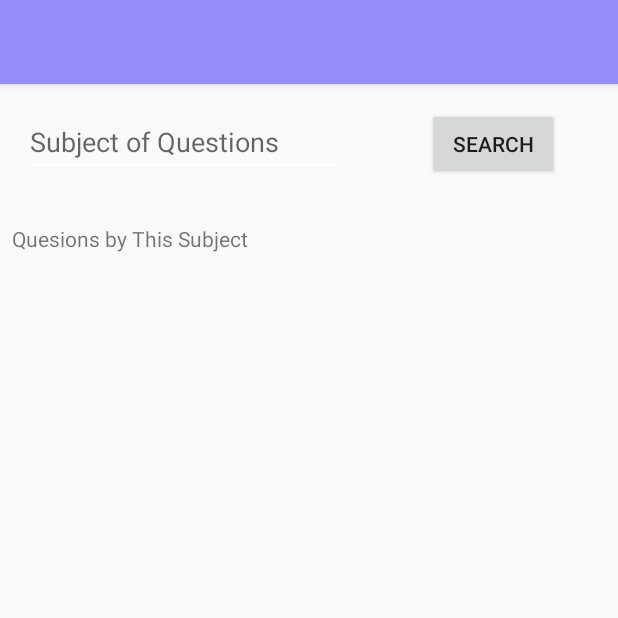
After one commit to akassian/eduSOS, an Android app: the AnswerQuestionActivity1 screen opened directly, with no data from a screen before it, on a phone screen of 412 x 824 dp, the top half of it. The commit adds this screen. Run offline under Robolectric (Android 15) with nearby library versions, the phone set to English and light mode, and no system bars; our stand-ins replace Firebase (no records; nobody signed in at launch, a user with empty details on screens opened directly); Roboto replaces fonts that are not available here.

```diff
--- a/app/build.gradle
+++ b/app/build.gradle
@@ -37,8 +37,4 @@ dependencies {
     implementation 'com.google.android.gms:play-services-auth:16.0.1'
 
 
-
-
-
-
 }
--- a/app/src/main/AndroidManifest.xml
+++ b/app/src/main/AndroidManifest.xml
@@ -10,7 +10,9 @@
         android:roundIcon="@mipmap/ic_launcher_round"
         android:supportsRtl="true"
         android:theme="@style/AppTheme">
-        <activity android:name=".QuestionSearchResultActivity"></activity>
+        <activity android:name=".AnswerQuestionActivity"></activity>
+        <activity android:name=".AnswerQuestionActivity1" />
+        <activity android:name=".QuestionSearchResultActivity" />
         <activity android:name=".PostQuestionActivity" />
         <activity android:name=".AskExpertActivity" />
         <activity android:name=".MainActivity">
--- /dev/null
+++ b/app/src/main/java/com/example/edusos/AnswerQuestionActivity1.java
@@ -0,0 +1,75 @@
+package com.example.edusos;
+
+import androidx.annotation.NonNull;
+import androidx.appcompat.app.AppCompatActivity;
+
+import android.os.Bundle;
+import android.view.View;
+import android.widget.Button;
+import android.widget.EditText;
+import android.widget.Toast;
+
+import com.google.firebase.database.DataSnapshot;
+import com.google.firebase.database.DatabaseError;
+import com.google.firebase.database.DatabaseReference;
+import com.google.firebase.database.FirebaseDatabase;
+import com.google.firebase.database.ValueEventListener;
+
+import java.util.ArrayList;
+
+public class AnswerQuestionActivity1 extends AppCompatActivity {
+    ArrayList<Question> allQuestions;
+    DatabaseReference dbQuestion;
+    private EditText subjectInput;
+    private Button subjectButton;
+
+    @Override
+    protected void onCreate(Bundle savedInstanceState) {
+        super.onCreate(savedInstanceState);
+        setContentView(R.layout.activity_answer_question1);
+        subjectInput = (EditText) findViewById(R.id.subjectInput);
+        subjectButton = (Button) findViewById(R.id.subjectButton);
+
+        subjectButton.setOnClickListener(new View.OnClickListener() {
+            @Override
+            public void onClick(View v) {
+                String subjectText = subjectInput.getText().toString().trim().toLowerCase();
+                searchQuestion(subjectText);
+            }
+        });
+
+        dbQuestion = FirebaseDatabase.getInstance().getReference("question");
+        dbQuestion.addValueEventListener(new ValueEventListener() {
+            @Override
+            public void onDataChange(@NonNull DataSnapshot dataSnapshot) {
+                if (dataSnapshot.exists()) {
+                    allQuestions = new ArrayList<>();
+                    for (DataSnapshot ds : dataSnapshot.getChildren()) {
+                        Question question = ds.getValue(Question.class);
+                        allQuestions.add(question);
+                    }
+//                    QuestionSearchAdapterClass questionSearchAdapterClass = new QuestionSearchAdapterClass(allQuestions);
+//                    openQuestionSearchResultActivity(questionSearchAdapterClass);
+                }
+            }
+
+            @Override
+            public void onCancelled(@NonNull DatabaseError databaseError) {
+                Toast.makeText(AnswerQuestionActivity1.this, databaseError.getMessage(), Toast.LENGTH_SHORT).show();
+            }
+        });
+    }
+
+        private void searchQuestion(String subjectText) {
+            ArrayList<Question> matchedQuestions = new ArrayList<>();
+            for (Question question: allQuestions) {
+                Boolean match = Boolean.FALSE;
+                if (question.getSubject().toLowerCase().contains(subjectText) || question.getQuestion().toLowerCase().contains(subjectText)) {
+                    matchedQuestions.add(question);
+                    //match = Boolean.TRUE;
+                }
+
+            }
+        }
+
+    }
--- /dev/null
+++ b/app/src/main/res/layout/activity_answer_question1.xml
@@ -0,0 +1,61 @@
+<?xml version="1.0" encoding="utf-8"?>
+<androidx.constraintlayout.widget.ConstraintLayout xmlns:android="http://schemas.android.com/apk/res/android"
+    xmlns:app="http://schemas.android.com/apk/res-auto"
+    xmlns:tools="http://schemas.android.com/tools"
+    android:layout_width="match_parent"
+    android:layout_height="match_parent"
+    tools:context=".AnswerQuestionActivity1">
+
+    <EditText
+        android:id="@+id/subjectInput"
+        android:layout_width="wrap_content"
+        android:layout_height="wrap_content"
+        android:layout_marginStart="16dp"
+        android:layout_marginTop="16dp"
+        android:ems="10"
+        android:hint="Subject of Questions"
+        android:inputType="textPersonName"
+        app:layout_constraintStart_toStartOf="parent"
+        app:layout_constraintTop_toTopOf="parent" />
+
+    <Button
+        android:id="@+id/subjectButton"
+        android:layout_width="wrap_content"
+        android:layout_height="wrap_content"
+        android:layout_marginStart="16dp"
+        android:layout_marginTop="16dp"
+        android:text="Search"
+        app:layout_constraintEnd_toEndOf="parent"
+        app:layout_constraintStart_toEndOf="@+id/subjectInput"
+        app:layout_constraintTop_toTopOf="parent" />
+
+    <ScrollView
+        android:id="@+id/scroll"
+        android:layout_width="match_parent"
+        android:layout_height="wrap_content"
+        android:layout_marginTop="16dp"
+        app:layout_constraintEnd_toEndOf="parent"
+        app:layout_constraintHorizontal_bias="1.0"
+        app:layout_constraintStart_toStartOf="parent"
+        app:layout_constraintTop_toBottomOf="@id/subjectInput">
+        android:layout_marginStart="0dp"
+        android:layout_marginEnd="0dp"
+        app:layout_constraintStart_toStartOf="parent"
+        app:layout_constraintEnd_toEndOf="parent">
+
+
+        <TextView
+            android:id="@+id/questionsTextView"
+            android:layout_width="wrap_content"
+            android:layout_height="wrap_content"
+            android:layout_marginStart="8dp"
+            android:layout_marginTop="16dp"
+            android:layout_marginEnd="8dp"
+            android:text="Quesions by This Subject"
+            app:layout_constraintTop_toTopOf="@+id/scroll"
+            app:layout_constraintEnd_toEndOf="parent"
+            app:layout_constraintStart_toStartOf="parent"
+            app:layout_constraintTop_toBottomOf="@+id/subjectInput" />
+
+    </ScrollView>
+</androidx.constraintlayout.widget.ConstraintLayout>
```
Also changed, not shown: app/src/main/java/com/example/edusos/AnswerQuestionActivity.java (added, +14 -0 lines), app/src/main/java/com/example/edusos/MainActivity.java (+8 -3 lines), app/src/main/java/com/example/edusos/QuestionSearchAdapterClass.java (+26 -1 lines), app/src/main/res/layout/activity_answer_question.xml (added, +35 -0 lines), app/src/main/res/layout/activity_main.xml (+9 -3 lines).
